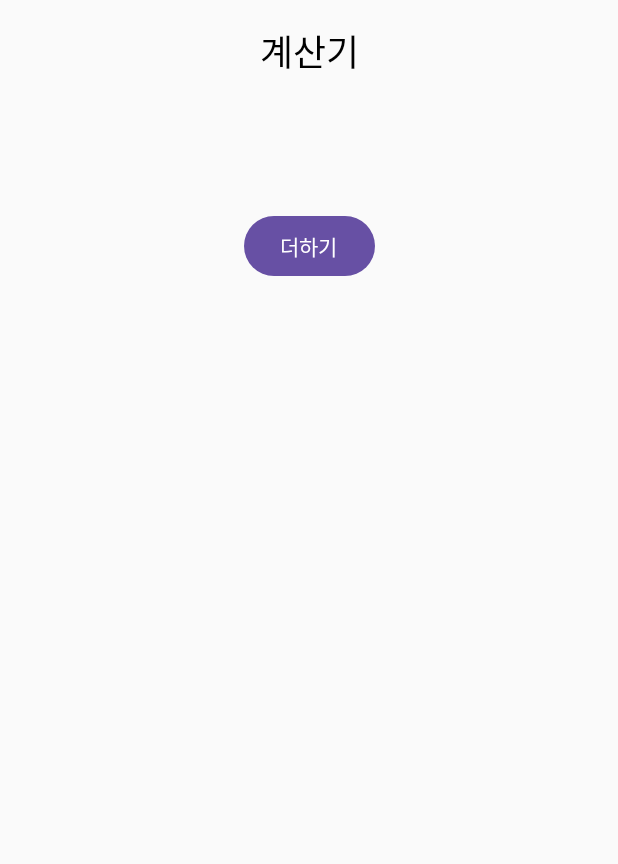
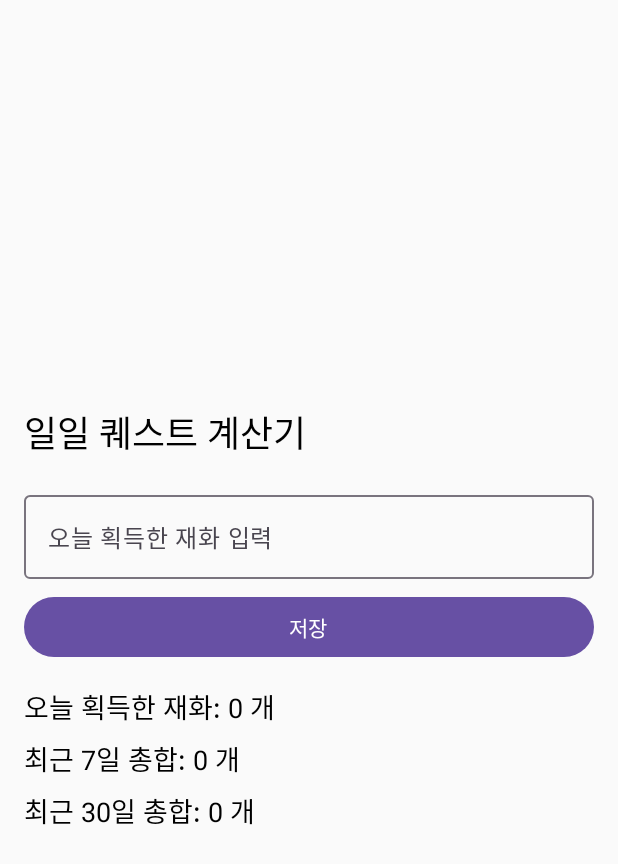
Before and after one commit to jungjae0821/ProjectArchive, an Android app built with Jetpack Compose: the screen it shows after launch (CalculatorActivity), after a tap on "계산기", on a phone screen of 412 x 824 dp. Shown: the top 864 px of the screen. Run offline under Robolectric (Android 15) with nearby library versions, the phone set to English and light mode, and no system bars.

Commit message:
기초공사중

```diff
--- a/app/src/main/java/com/example/projectarchive/CalculatorActivity.kt
+++ b/app/src/main/java/com/example/projectarchive/CalculatorActivity.kt
@@ -1,15 +1,16 @@
 package com.example.projectarchive
 
 import android.os.Bundle
+import android.widget.Toast
 import androidx.activity.ComponentActivity
 import androidx.activity.compose.setContent
 import androidx.compose.foundation.layout.*
-import androidx.compose.foundation.text.BasicTextField
+import androidx.compose.foundation.text.KeyboardOptions
 import androidx.compose.material3.*
 import androidx.compose.runtime.*
-import androidx.compose.ui.Alignment
 import androidx.compose.ui.Modifier
-import androidx.compose.ui.text.input.TextFieldValue
+import androidx.compose.ui.platform.LocalContext
+import androidx.compose.ui.text.input.KeyboardType
 import androidx.compose.ui.unit.dp
 import androidx.compose.ui.unit.sp
 
@@ -24,39 +25,52 @@ class CalculatorActivity : ComponentActivity() {
 
 @Composable
 fun CalculatorScreen() {
-    var input1 by remember { mutableStateOf(TextFieldValue("")) }
-    var input2 by remember { mutableStateOf(TextFieldValue("")) }
-    var result by remember { mutableStateOf("") }
+    val context = LocalContext.current
+    val dbHelper = remember { CurrencyDatabaseHelper(context) }
+
+    var currencyInput by remember { mutableStateOf("") } // 사용자가 입력한 재화 값
+    var todayCurrency by remember { mutableStateOf(dbHelper.getTodayCurrency()) } // 오늘 획득한 재화
+    var weeklyTotal by remember { mutableStateOf(dbHelper.getTotalCurrency(7)) } // 최근 7일 총합
+    var monthlyTotal by remember { mutableStateOf(dbHelper.getTotalCurrency(30)) } // 최근 30일 총합
 
     Column(
         modifier = Modifier.fillMaxSize().padding(16.dp),
-        horizontalAlignment = Alignment.CenterHorizontally
+        verticalArrangement = Arrangement.Center
     ) {
-        Text(text = "계산기", fontSize = 24.sp)
-        Spacer(modifier = Modifier.height(16.dp))
+        Text(text = "일일 퀘스트 계산기", fontSize = 24.sp, modifier = Modifier.padding(bottom = 16.dp))
 
-        BasicTextField(
-            value = input1,
-            onValueChange = { input1 = it },
-            modifier = Modifier.fillMaxWidth().padding(8.dp)
-        )
-        BasicTextField(
-            value = input2,
-            onValueChange = { input2 = it },
-            modifier = Modifier.fillMaxWidth().padding(8.dp)
+        // ✅ 재화 입력 필드 ✅
+        OutlinedTextField(
+            value = currencyInput,
+            onValueChange = { currencyInput = it },
+            label = { Text("오늘 획득한 재화 입력") },
+            keyboardOptions = KeyboardOptions.Default.copy(keyboardType = KeyboardType.Number),
+            modifier = Modifier.fillMaxWidth().padding(bottom = 8.dp)
         )
 
+        // ✅ 저장 버튼 ✅
         Button(
             onClick = {
-                val num1 = input1.text.toDoubleOrNull() ?: 0.0
-                val num2 = input2.text.toDoubleOrNull() ?: 0.0
-                result = "결과: ${num1 + num2}"
+                val amount = currencyInput.toIntOrNull()
+                if (amount != null && amount >= 0) {
+                    dbHelper.insertOrUpdateCurrency(amount)
+                    todayCurrency = dbHelper.getTodayCurrency()
+                    weeklyTotal = dbHelper.getTotalCurrency(7)
+                    monthlyTotal = dbHelper.getTotalCurrency(30)
+                    currencyInput = ""
+                    Toast.makeText(context, "저장되었습니다!", Toast.LENGTH_SHORT).show()
+                } else {
+                    Toast.makeText(context, "올바른 값을 입력하세요.", Toast.LENGTH_SHORT).show()
+                }
             },
-            modifier = Modifier.padding(8.dp)
+            modifier = Modifier.fillMaxWidth().padding(bottom = 16.dp)
         ) {
-            Text(text = "더하기")
+            Text("저장")
         }
 
-        Text(text = result, fontSize = 18.sp)
+        // ✅ 데이터 표시 ✅
+        Text(text = "오늘 획득한 재화: $todayCurrency 개", fontSize = 18.sp, modifier = Modifier.padding(bottom = 8.dp))
+        Text(text = "최근 7일 총합: $weeklyTotal 개", fontSize = 18.sp, modifier = Modifier.padding(bottom = 8.dp))
+        Text(text = "최근 30일 총합: $monthlyTotal 개", fontSize = 18.sp)
     }
 }
--- /dev/null
+++ b/app/src/main/java/com/example/projectarchive/SQLiteHelper.kt
@@ -0,0 +1,99 @@
+package com.example.projectarchive
+
+import android.content.ContentValues
+import android.content.Context
+import android.database.sqlite.SQLiteDatabase
+import android.database.sqlite.SQLiteOpenHelper
+import java.text.SimpleDateFormat
+import java.util.*
+
+class CurrencyDatabaseHelper(context: Context) : SQLiteOpenHelper(context, DATABASE_NAME, null, DATABASE_VERSION) {
+
+    companion object {
+        private const val DATABASE_NAME = "currency_db"
+        private const val DATABASE_VERSION = 1
+        private const val TABLE_NAME = "currency_data"
+        private const val COLUMN_ID = "id"
+        private const val COLUMN_DATE = "date"
+        private const val COLUMN_AMOUNT = "currency"
+    }
+
+    override fun onCreate(db: SQLiteDatabase) {
+        val createTableQuery = """
+            CREATE TABLE $TABLE_NAME (
+                $COLUMN_ID INTEGER PRIMARY KEY AUTOINCREMENT,
+                $COLUMN_DATE TEXT NOT NULL,
+                $COLUMN_AMOUNT INTEGER NOT NULL
+            );
+        """.trimIndent()
+        db.execSQL(createTableQuery)
+    }
+
+    override fun onUpgrade(db: SQLiteDatabase, oldVersion: Int, newVersion: Int) {
+        db.execSQL("DROP TABLE IF EXISTS $TABLE_NAME")
+        onCreate(db)
+    }
+
+    // ✅ 1. 하루 재화 저장 (같은 날짜면 덮어쓰기)
+    fun insertOrUpdateCurrency(amount: Int) {
+        val db = writableDatabase
+        val date = getCurrentDate()
+
+        // 중복된 날짜가 있는지 확인
+        val cursor = db.rawQuery("SELECT * FROM $TABLE_NAME WHERE $COLUMN_DATE = ?", arrayOf(date))
+        val exists = cursor.count > 0
+        cursor.close()
+
+        val values = ContentValues().apply {
+            put(COLUMN_DATE, date)
+            put(COLUMN_AMOUNT, amount)
+        }
+
+        if (exists) {
+            db.update(TABLE_NAME, values, "$COLUMN_DATE = ?", arrayOf(date))
+        } else {
+            db.insert(TABLE_NAME, null, values)
+        }
+
+        db.close()
+    }
+
+    // ✅ 2. 특정 기간 동안의 총합 계산
+    fun getTotalCurrency(days: Int): Int {
+        val db = readableDatabase
+        val calendar = Calendar.getInstance()
+        calendar.add(Calendar.DAY_OF_YEAR, -days)
+        val startDate = SimpleDateFormat("yyyy-MM-dd", Locale.getDefault()).format(calendar.time)
+
+        val query = "SELECT SUM($COLUMN_AMOUNT) FROM $TABLE_NAME WHERE $COLUMN_DATE >= ?"
+        val cursor = db.rawQuery(query, arrayOf(startDate))
+        var total = 0
+        if (cursor.moveToFirst()) {
+            total = cursor.getInt(0)
+        }
+        cursor.close()
+        db.close()
+        return total
+    }
+
+    // ✅ 3. 오늘 획득한 재화 불러오기
+    fun getTodayCurrency(): Int {
+        val db = readableDatabase
+        val query = "SELECT $COLUMN_AMOUNT FROM $TABLE_NAME WHERE $COLUMN_DATE = ?"
+        val cursor = db.rawQuery(query, arrayOf(getCurrentDate()))
+
+        var amount = 0
+        if (cursor.moveToFirst()) {
+            amount = cursor.getInt(0)
+        }
+
+        cursor.close()
+        db.close()
+        return amount
+    }
+
+    // 현재 날짜 반환 (yyyy-MM-dd)
+    private fun getCurrentDate(): String {
+        return SimpleDateFormat("yyyy-MM-dd", Locale.getDefault()).format(Date())
+    }
+}
```
